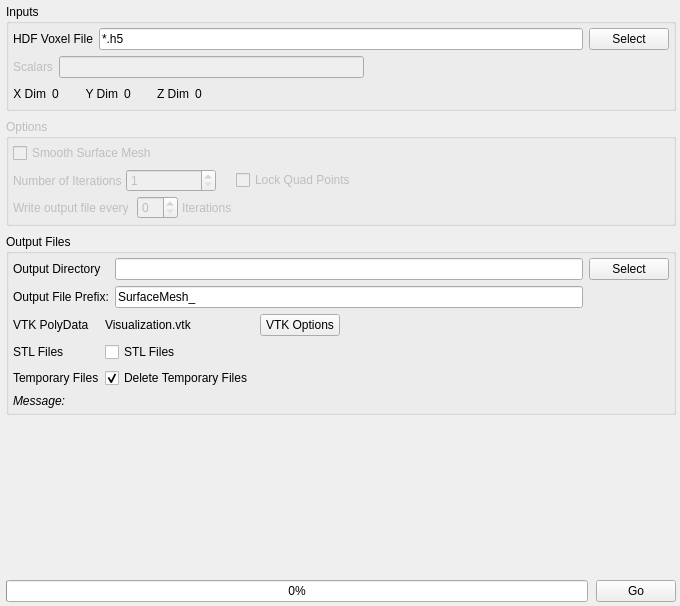
The window that Source/Plugins/SurfaceMesh/UI/SurfaceMeshWidget.ui (BlueQuartzSoftware/DREAM3D) describes before a commit, drawn with Qt 5.
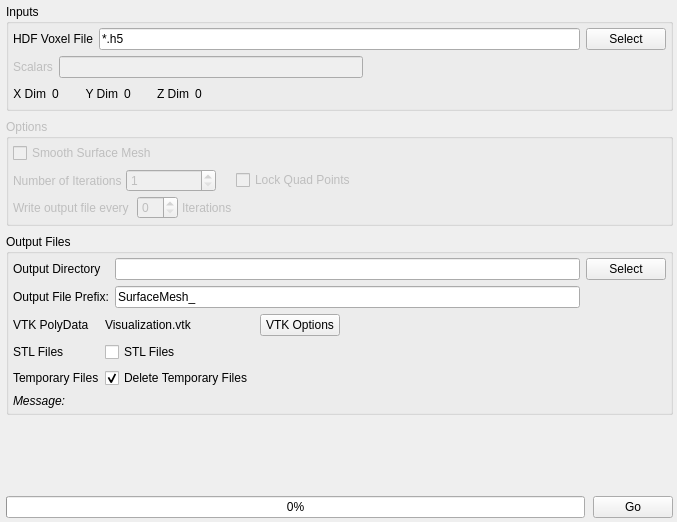
The same window after the commit. Custom widgets are drawn as their Qt base class.

Commit message: Fixing GUI layout sizing

Diff of the .ui file:
```diff
--- a/Source/Plugins/SurfaceMesh/UI/SurfaceMeshWidget.ui
+++ b/Source/Plugins/SurfaceMesh/UI/SurfaceMeshWidget.ui
@@ -6,8 +6,8 @@
    <rect>
     <x>0</x>
     <y>0</y>
-    <width>680</width>
-    <height>606</height>
+    <width>677</width>
+    <height>522</height>
    </rect>
   </property>
   <property name="windowTitle">
```
